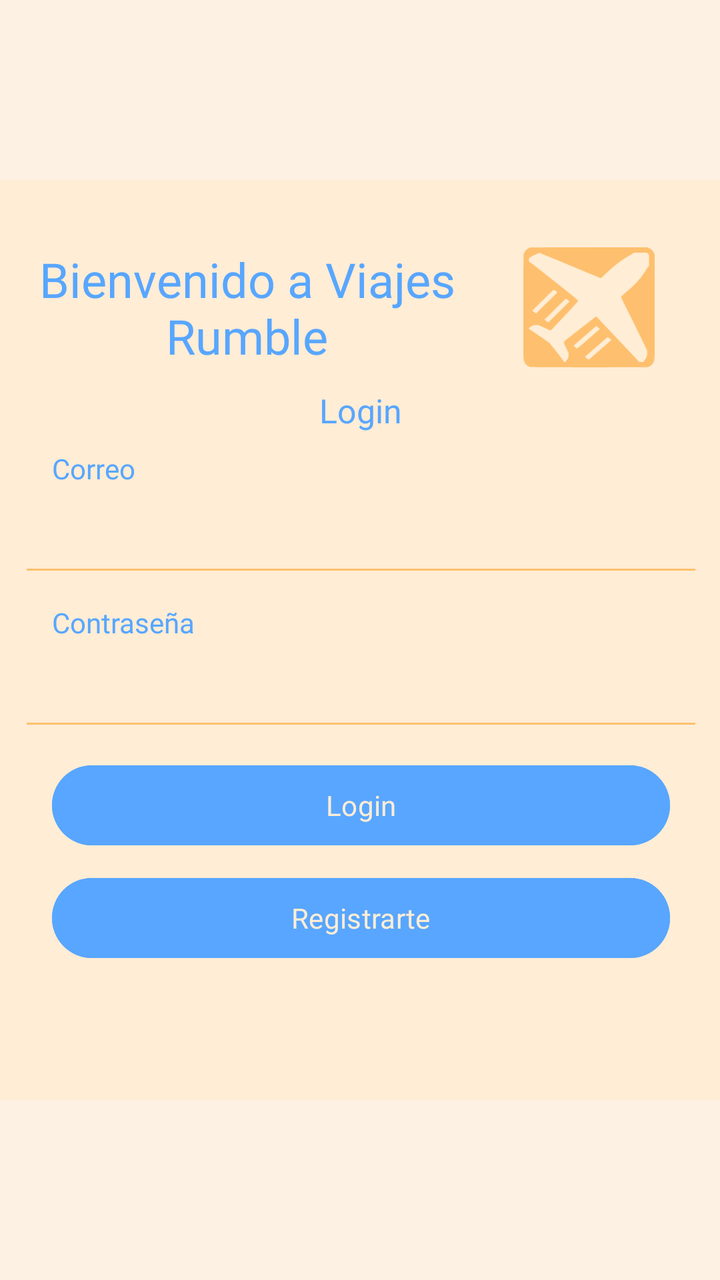
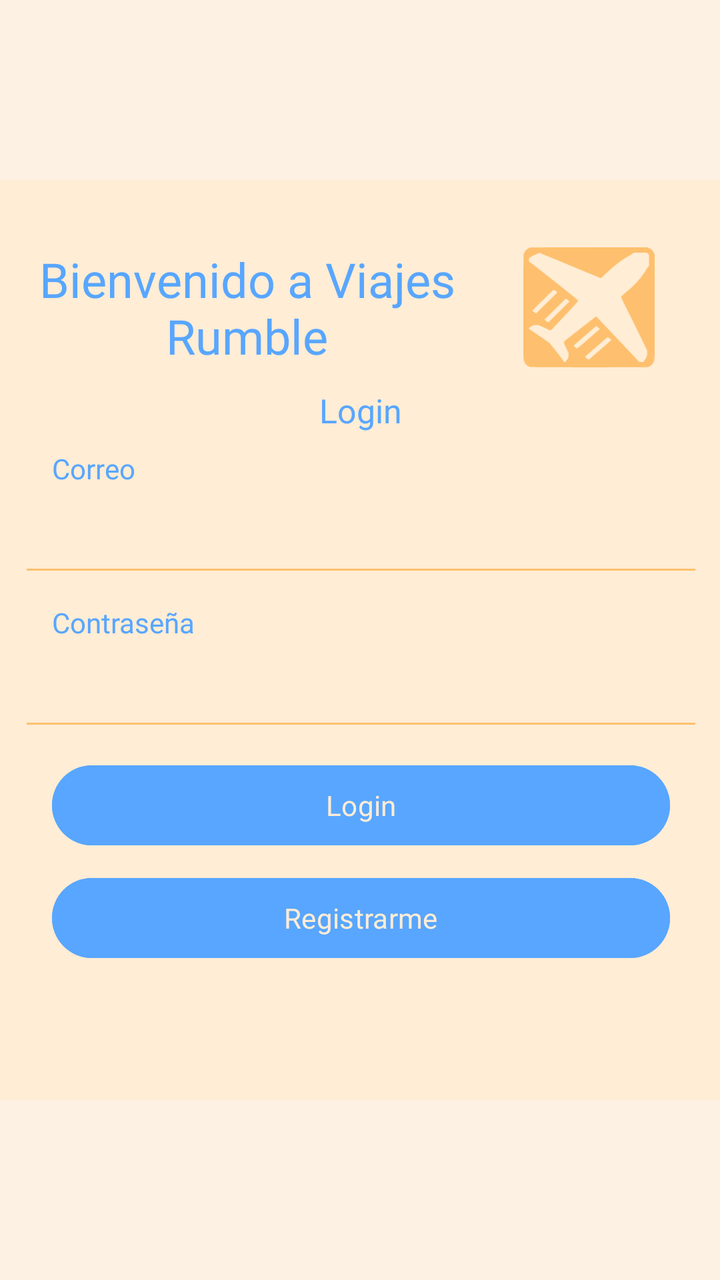

Screens rendered from an Android XML layout before and after an edit, with the pre-edit source and the edit as a unified diff.
<!-- AndroidManifest.xml: application theme Theme.DesafioPractico2 -->
<!-- res/layout/activity_iniciar_seccion.xml -->
<?xml version="1.0" encoding="utf-8"?>
<androidx.constraintlayout.widget.ConstraintLayout xmlns:android="http://schemas.android.com/apk/res/android"
    xmlns:app="http://schemas.android.com/apk/res-auto"
    xmlns:tools="http://schemas.android.com/tools"
    android:id="@+id/main"
    android:layout_width="match_parent"
    android:layout_height="match_parent"
    tools:context=".IniciarSeccionActivity"
    android:background="@color/FourColor"
    >

    <LinearLayout
        android:layout_width="409dp"
        android:layout_height="460dp"
        android:orientation="vertical"
        android:padding="100px"
        android:background="@drawable/bg3"
        app:layout_constraintBottom_toBottomOf="parent"
        app:layout_constraintEnd_toEndOf="parent"
        app:layout_constraintStart_toStartOf="parent"
        app:layout_constraintTop_toTopOf="parent">


        <LinearLayout
            android:layout_width="match_parent"
            android:layout_height="wrap_content"
            android:layout_marginBottom="30px"
            android:orientation="horizontal"
            android:gravity="center_vertical">


            <TextView
                android:id="@+id/textView5"
                android:layout_width="0dp"
                android:layout_height="wrap_content"
                android:layout_weight="2"
                android:fontFamily="@font/autour_one"
                android:text="Bienvenido a Viajes Rumble"
                android:textAlignment="center"
                android:textColor="@color/MainColor"
                android:textSize="24sp" />

            <ImageView
                android:id="@+id/imageView"
                android:layout_width="0dp"
                android:layout_height="60dp"
                android:layout_weight="1"
                app:srcCompat="@drawable/logoavioneta" />

        </LinearLayout>

        <TextView
            android:id="@+id/txtTitulo"
            android:layout_width="match_parent"
            android:layout_height="wrap_content"
            android:layout_marginLeft="50px"
            android:layout_marginRight="50px"
            android:layout_marginBottom="25px"
            android:fontFamily="@font/autour_one"
            android:text="Login"
            android:textAlignment="center"
            android:textColor="@color/MainColor"
            android:textSize="50px" />

        <TextView
            android:id="@+id/textView2"
            android:layout_width="match_parent"
            android:layout_height="wrap_content"
            android:layout_marginLeft="50px"
            android:layout_marginRight="50px"
            android:layout_marginBottom="25px"
            android:fontFamily="@font/autour_one"
            android:text="Correo"
            android:textColor="@color/MainColor" />

        <EditText
            android:id="@+id/etCorreo"
            android:layout_width="match_parent"
            android:layout_height="wrap_content"

            android:layout_marginBottom="25px"
            android:backgroundTint="@color/logoColor"
            android:fontFamily="@font/autour_one"
            android:textColor="@color/MainColor" />

        <TextView
            android:id="@+id/textView3"
            android:layout_width="match_parent"
            android:layout_height="wrap_content"
            android:layout_marginLeft="50px"
            android:layout_marginRight="50px"
            android:layout_marginBottom="25px"
            android:fontFamily="@font/autour_one"
            android:text="Contraseña"
            android:textColor="@color/MainColor"
            android:textColorHint="@color/MainColor" />

        <EditText
            android:id="@+id/etPassword"
            android:layout_width="match_parent"
            android:layout_height="wrap_content"
            android:textColor="@color/MainColor"
            android:layout_marginBottom="25px"
            android:backgroundTint="@color/logoColor"
            android:ems="10"
            android:fontFamily="@font/autour_one"
            android:inputType="textPassword" />

        <Button
            android:id="@+id/btnIniciarSeccion"
            android:layout_width="match_parent"
            android:layout_height="wrap_content"
            android:layout_marginLeft="50px"
            android:layout_marginRight="50px"
            android:layout_marginBottom="25px"
            android:backgroundTint="@color/MainColor"
            android:fontFamily="@font/autour_one"
            android:text="Login"
            android:textColor="@color/TreeColor" />

        <Button
            android:id="@+id/btnRegistrar"
            android:layout_width="match_parent"
            android:layout_height="wrap_content"
            android:layout_marginLeft="50px"
            android:layout_marginRight="50px"
            android:layout_marginBottom="25px"
            android:backgroundTint="@color/MainColor"
            android:fontFamily="@font/autour_one"
            android:text="Registrarte"
            android:textColor="@color/TreeColor" />


    </LinearLayout>
</androidx.constraintlayout.widget.ConstraintLayout>
<!-- resources referenced by this layout -->
<resources>
  <color name="FourColor">#FCF1E3</color>
  <color name="MainColor">#58A6ff </color>
  <color name="TreeColor">#FFEDD5</color>
  <color name="logoColor">#FEC06E</color>
  <!-- drawable bg3 (drawable) -->
  <?xml version="1.0" encoding="utf-8"?>
  <shape xmlns:android="http://schemas.android.com/apk/res/android"
      android:shape="rectangle">
  
      
      <solid android:color="@color/TreeColor" />
  
      
      <corners android:radius="16dp" />
  
      
  
  </shape>
  <!-- drawable logoavioneta: vector/xml drawable (drawable, 8457 chars, omitted) -->
  <style name="Theme.DesafioPractico2" parent="Base.Theme.DesafioPractico2" />
  <style name="Base.Theme.DesafioPractico2" parent="Theme.Material3.DayNight.NoActionBar">
          
          
      </style>
</resources>

<!-- the commit's change to res/layout/activity_iniciar_seccion.xml (unified diff, before → after) -->
@@ -35,7 +35,7 @@
                 android:layout_height="wrap_content"
                 android:layout_weight="2"
                 android:fontFamily="@font/autour_one"
-                android:text="Bienvenido a Viajes Rumble"
+                android:text="@string/textView5"
                 android:textAlignment="center"
                 android:textColor="@color/MainColor"
                 android:textSize="24sp" />
@@ -57,7 +57,7 @@
             android:layout_marginRight="50px"
             android:layout_marginBottom="25px"
             android:fontFamily="@font/autour_one"
-            android:text="Login"
+            android:text="@string/Login"
             android:textAlignment="center"
             android:textColor="@color/MainColor"
             android:textSize="50px" />
@@ -70,7 +70,7 @@
             android:layout_marginRight="50px"
             android:layout_marginBottom="25px"
             android:fontFamily="@font/autour_one"
-            android:text="Correo"
+            android:text="@string/Correo"
             android:textColor="@color/MainColor" />
 
         <EditText
@@ -91,7 +91,7 @@
             android:layout_marginRight="50px"
             android:layout_marginBottom="25px"
             android:fontFamily="@font/autour_one"
-            android:text="Contraseña"
+            android:text="@string/Contraseña"
             android:textColor="@color/MainColor"
             android:textColorHint="@color/MainColor" />
 
@@ -115,7 +115,7 @@
             android:layout_marginBottom="25px"
             android:backgroundTint="@color/MainColor"
             android:fontFamily="@font/autour_one"
-            android:text="Login"
+            android:text="@string/Login"
             android:textColor="@color/TreeColor" />
 
         <Button
@@ -127,7 +127,7 @@
             android:layout_marginBottom="25px"
             android:backgroundTint="@color/MainColor"
             android:fontFamily="@font/autour_one"
-            android:text="Registrarte"
+            android:text="@string/Registrarme"
             android:textColor="@color/TreeColor" />
 
 
<!-- resource entries referenced after the edit -->
@@ -19,6 +19,10 @@
   
   </shape>
   <!-- drawable logoavioneta: vector/xml drawable (drawable, 8457 chars, omitted) -->
+  <string name="Correo">Correo</string>
+  <string name="Login">Login</string>
+  <string name="Registrarme">Registrarme</string>
+  <string name="textView5">Bienvenido a Viajes Rumble</string>
   <style name="Theme.DesafioPractico2" parent="Base.Theme.DesafioPractico2" />
   <style name="Base.Theme.DesafioPractico2" parent="Theme.Material3.DayNight.NoActionBar">
           
